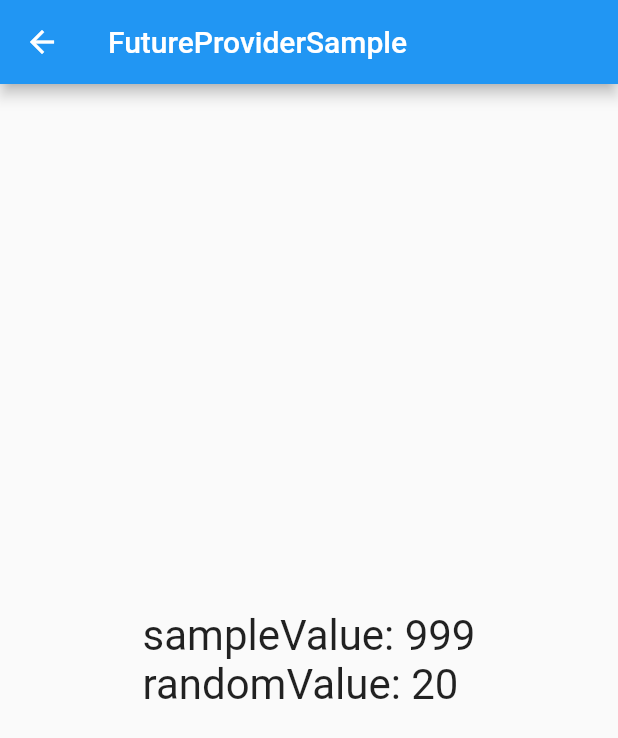
After one commit to ktakayama/RiverpodSample, a Flutter app: the screen it shows after launch, after a tap on "ProviderSample", on a phone screen of 412 x 824 dp. The commit adds this screen. Shown: the top 738 px of the screen. Run offline on Flutter 3.47's test engine with Material 2 defaults, Android fonts, the phone set to English and light mode, and no system bars; our stand-ins replace flutter_riverpod.

Commit message:
add: ProviderSample

```diff
--- a/lib/main.dart
+++ b/lib/main.dart
@@ -3,6 +3,7 @@ import 'package:flutter_riverpod/flutter_riverpod.dart';
 import 'package:riverpod_sample/change_notifier_provider.dart';
 import 'package:riverpod_sample/consumer_sample.dart';
 import 'package:riverpod_sample/future_provider_sample.dart';
+import 'package:riverpod_sample/provider_sample.dart';
 import 'package:riverpod_sample/state_notifier_provider_sample.dart';
 import 'package:riverpod_sample/state_provider_sample.dart';
 
@@ -34,6 +35,7 @@ class SampleList extends StatelessWidget {
   @override
   Widget build(BuildContext context) {
     var samples = {
+      'ProviderSample': () => const ProviderSample(),
       'StateProviderSample': () => const StateProviderSample(),
       'StateNotifierProviderSample': () => const StateNotifierProviderSample(),
       'ChangeNotifierProviderSample': () =>
--- /dev/null
+++ b/lib/provider_sample.dart
@@ -0,0 +1,24 @@
+import 'dart:math';
+
+import 'package:flutter/material.dart';
+import 'package:flutter_riverpod/flutter_riverpod.dart';
+
+final sampleProvider = Provider((_) => 999);
+
+final randomProvider = Provider((_) => Random().nextInt(100));
+
+class ProviderSample extends ConsumerWidget {
+  const ProviderSample({super.key});
+
+  @override
+  Widget build(BuildContext context, WidgetRef ref) {
+    final sampleValue = ref.watch(sampleProvider);
+    final randomValue = ref.watch(randomProvider);
+    return Scaffold(
+      appBar: AppBar(title: const Text('FutureProviderSample')),
+      body: Center(
+          child: Text('sampleValue: $sampleValue\nrandomValue: $randomValue',
+              textScaleFactor: 2)),
+    );
+  }
+}
```
